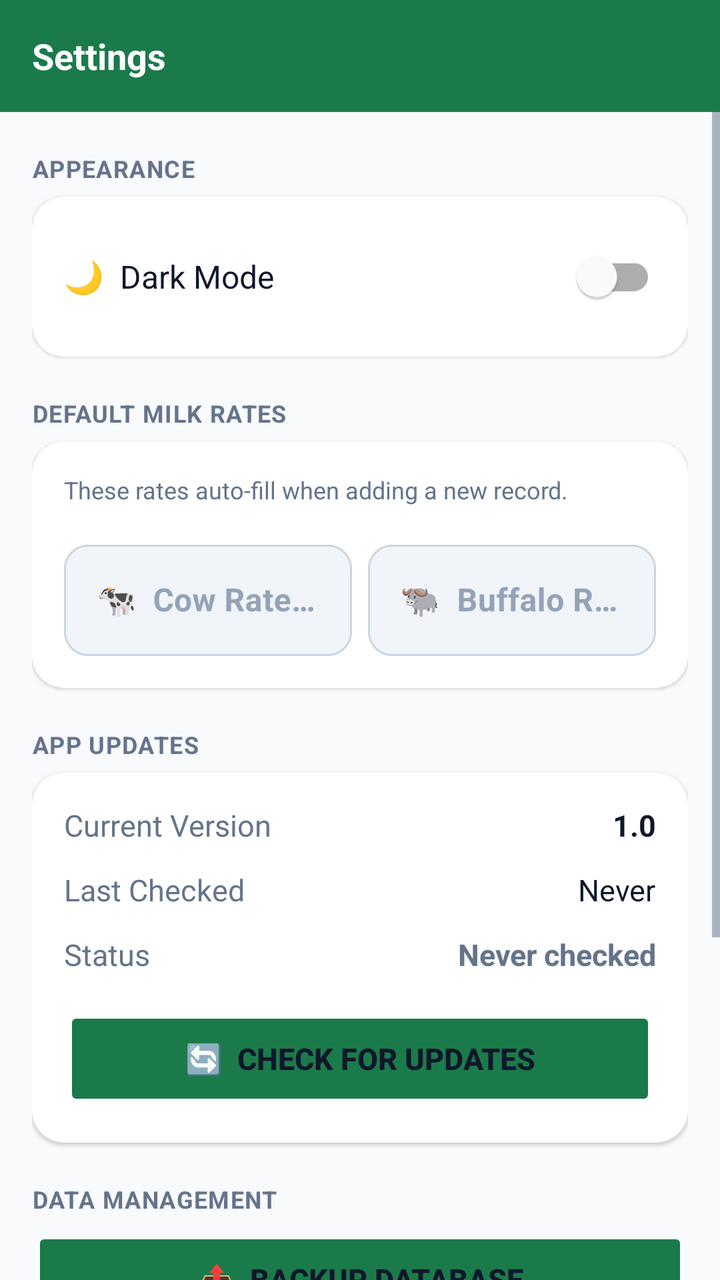
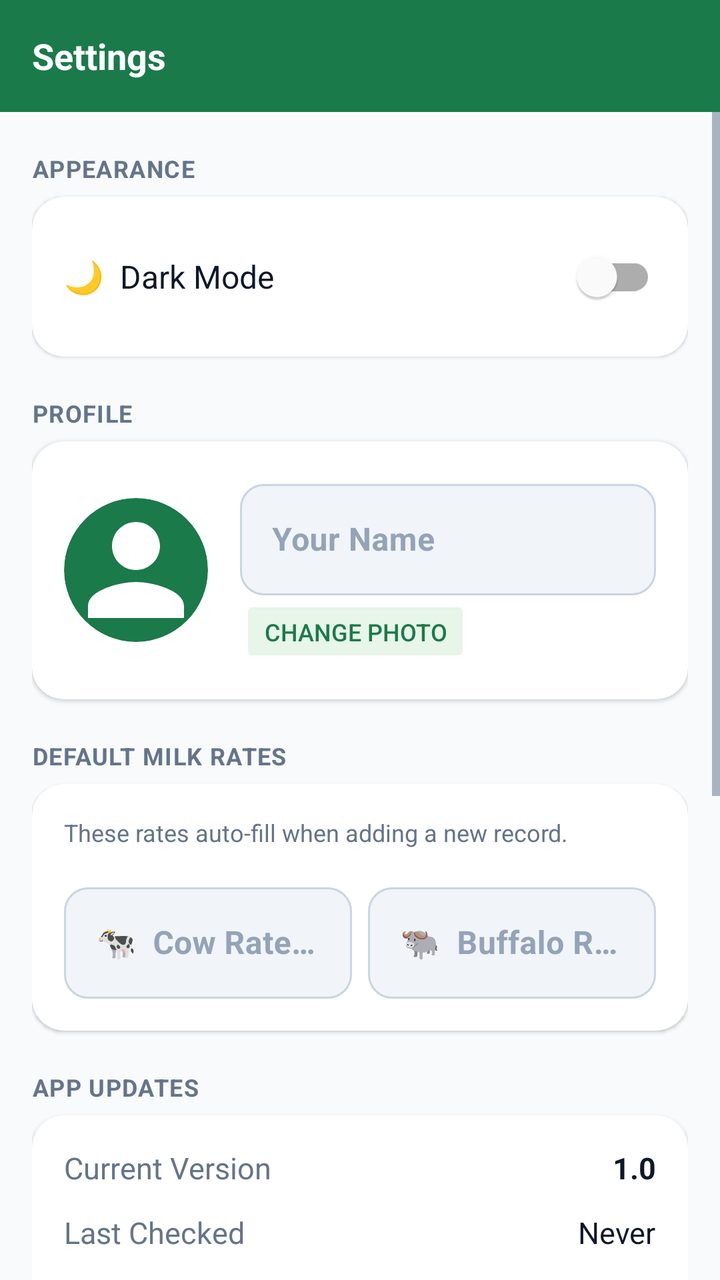

The first picture is an Android layout as it rendered before a commit; the second is the same layout after the commit. The layout source and the unified diff follow.
<!-- AndroidManifest.xml: application theme Theme.MilkDiary -->
<!-- res/layout/activity_settings.xml -->
<?xml version="1.0" encoding="utf-8"?>
<LinearLayout xmlns:android="http://schemas.android.com/apk/res/android"
    xmlns:app="http://schemas.android.com/apk/res-auto"
    android:layout_width="match_parent"
    android:layout_height="match_parent"
    android:orientation="vertical"
    android:background="@color/background">

    <com.google.android.material.appbar.MaterialToolbar
        android:id="@+id/toolbar"
        style="@style/ToolbarStyle"
        app:title="Settings" />

    <ScrollView
        android:layout_width="match_parent"
        android:layout_height="match_parent">

        <LinearLayout
            android:layout_width="match_parent"
            android:layout_height="wrap_content"
            android:orientation="vertical"
            android:padding="16dp">

            
            <TextView
                android:layout_width="match_parent"
                android:layout_height="wrap_content"
                android:text="APPEARANCE"
                style="@style/SectionLabel" />

            <androidx.cardview.widget.CardView
                android:layout_width="match_parent"
                android:layout_height="wrap_content"
                android:layout_marginBottom="16dp"
                app:cardCornerRadius="16dp"
                app:cardElevation="1dp"
                app:cardBackgroundColor="@color/card_bg">
                <LinearLayout
                    android:layout_width="match_parent"
                    android:layout_height="wrap_content"
                    android:orientation="horizontal"
                    android:padding="16dp"
                    android:gravity="center_vertical">
                    <TextView
                        android:layout_width="0dp"
                        android:layout_height="wrap_content"
                        android:layout_weight="1"
                        android:text="🌙  Dark Mode"
                        android:textSize="16sp"
                        android:textColor="@color/text_primary" />
                    <com.google.android.material.switchmaterial.SwitchMaterial
                        android:id="@+id/switchDarkMode"
                        android:layout_width="wrap_content"
                        android:layout_height="wrap_content" />
                </LinearLayout>
            </androidx.cardview.widget.CardView>

            
            <TextView
                android:layout_width="match_parent"
                android:layout_height="wrap_content"
                android:text="DEFAULT MILK RATES"
                style="@style/SectionLabel" />

            <androidx.cardview.widget.CardView
                android:layout_width="match_parent"
                android:layout_height="wrap_content"
                android:layout_marginBottom="16dp"
                app:cardCornerRadius="16dp"
                app:cardElevation="1dp"
                app:cardBackgroundColor="@color/card_bg">
                <LinearLayout
                    android:layout_width="match_parent"
                    android:layout_height="wrap_content"
                    android:orientation="vertical"
                    android:padding="16dp">
                    <TextView
                        android:layout_width="match_parent"
                        android:layout_height="wrap_content"
                        android:text="These rates auto-fill when adding a new record."
                        android:textSize="12sp"
                        android:textColor="@color/text_secondary"
                        android:paddingBottom="14dp" />
                    <LinearLayout
                        android:layout_width="match_parent"
                        android:layout_height="wrap_content"
                        android:orientation="horizontal">
                        <com.google.android.material.textfield.TextInputLayout
                            android:layout_width="0dp"
                            android:layout_height="wrap_content"
                            android:layout_weight="1"
                            android:layout_marginEnd="8dp"
                            android:hint="🐄  Cow Rate (Rs/L)"
                            style="@style/InputField">
                            <com.google.android.material.textfield.TextInputEditText
                                android:id="@+id/etDefaultCowRate"
                                android:layout_width="match_parent"
                                android:layout_height="wrap_content"
                                android:inputType="numberDecimal"
                                android:textSize="16sp"
                                android:textStyle="bold"
                                android:selectAllOnFocus="true" />
                        </com.google.android.material.textfield.TextInputLayout>
                        <com.google.android.material.textfield.TextInputLayout
                            android:layout_width="0dp"
                            android:layout_height="wrap_content"
                            android:layout_weight="1"
                            android:hint="🐃  Buffalo Rate (Rs/L)"
                            style="@style/InputField">
                            <com.google.android.material.textfield.TextInputEditText
                                android:id="@+id/etDefaultBufRate"
                                android:layout_width="match_parent"
                                android:layout_height="wrap_content"
                                android:inputType="numberDecimal"
                                android:textSize="16sp"
                                android:textStyle="bold"
                                android:selectAllOnFocus="true" />
                        </com.google.android.material.textfield.TextInputLayout>
                    </LinearLayout>
                </LinearLayout>
            </androidx.cardview.widget.CardView>

            
            <TextView
                android:layout_width="match_parent"
                android:layout_height="wrap_content"
                android:text="APP UPDATES"
                style="@style/SectionLabel" />

            <androidx.cardview.widget.CardView
                android:layout_width="match_parent"
                android:layout_height="wrap_content"
                android:layout_marginBottom="16dp"
                app:cardCornerRadius="16dp"
                app:cardElevation="1dp"
                app:cardBackgroundColor="@color/card_bg">
                <LinearLayout
                    android:layout_width="match_parent"
                    android:layout_height="wrap_content"
                    android:orientation="vertical"
                    android:padding="16dp">
                    <LinearLayout
                        android:layout_width="match_parent"
                        android:layout_height="wrap_content"
                        android:orientation="horizontal"
                        android:layout_marginBottom="12dp">
                        <TextView
                            android:layout_width="0dp"
                            android:layout_height="wrap_content"
                            android:layout_weight="1"
                            android:text="Current Version"
                            android:textColor="@color/text_secondary"
                            android:textSize="15sp" />
                        <TextView
                            android:id="@+id/tvCurrentVersion"
                            android:layout_width="wrap_content"
                            android:layout_height="wrap_content"
                            android:text="1.0"
                            android:textColor="@color/text_primary"
                            android:textSize="15sp"
                            android:textStyle="bold" />
                    </LinearLayout>
                    <LinearLayout
                        android:layout_width="match_parent"
                        android:layout_height="wrap_content"
                        android:orientation="horizontal"
                        android:layout_marginBottom="12dp">
                        <TextView
                            android:layout_width="0dp"
                            android:layout_height="wrap_content"
                            android:layout_weight="1"
                            android:text="Last Checked"
                            android:textColor="@color/text_secondary"
                            android:textSize="15sp" />
                        <TextView
                            android:id="@+id/tvLastUpdateCheck"
                            android:layout_width="wrap_content"
                            android:layout_height="wrap_content"
                            android:text="Never"
                            android:textColor="@color/text_primary"
                            android:textSize="15sp" />
                    </LinearLayout>
                    <LinearLayout
                        android:layout_width="match_parent"
                        android:layout_height="wrap_content"
                        android:orientation="horizontal"
                        android:layout_marginBottom="16dp">
                        <TextView
                            android:layout_width="0dp"
                            android:layout_height="wrap_content"
                            android:layout_weight="1"
                            android:text="Status"
                            android:textColor="@color/text_secondary"
                            android:textSize="15sp" />
                        <TextView
                            android:id="@+id/tvUpdateStatus"
                            android:layout_width="wrap_content"
                            android:layout_height="wrap_content"
                            android:text="Never checked"
                            android:textColor="@color/text_secondary"
                            android:textSize="15sp"
                            android:textStyle="bold" />
                    </LinearLayout>
                    <Button
                        android:id="@+id/btnCheckUpdates"
                        android:layout_width="match_parent"
                        android:layout_height="52dp"
                        android:text="🔄  Check for Updates"
                        android:textSize="15sp"
                        android:textStyle="bold"
                        android:backgroundTint="@color/primary"
                        app:cornerRadius="14dp"
                        android:stateListAnimator="@null" />
                </LinearLayout>
            </androidx.cardview.widget.CardView>

            
            <TextView
                android:layout_width="match_parent"
                android:layout_height="wrap_content"
                android:text="DATA MANAGEMENT"
                style="@style/SectionLabel" />

            <Button
                android:id="@+id/btnBackup"
                android:layout_width="match_parent"
                android:layout_height="52dp"
                android:layout_marginBottom="10dp"
                android:text="📤  Backup Database"
                android:textSize="15sp"
                android:textStyle="bold"
                android:backgroundTint="@color/primary"
                app:cornerRadius="14dp"
                android:stateListAnimator="@null" />

            <Button
                android:id="@+id/btnRestore"
                android:layout_width="match_parent"
                android:layout_height="52dp"
                android:layout_marginBottom="10dp"
                android:text="📥  Restore Data"
                android:textSize="15sp"
                android:textStyle="bold"
                android:backgroundTint="@color/primary_dark"
                app:cornerRadius="14dp"
                android:stateListAnimator="@null" />

            <Button
                android:id="@+id/btnExportCsv"
                android:layout_width="match_parent"
                android:layout_height="52dp"
                android:layout_marginBottom="24dp"
                android:text="📊  Export CSV"
                android:textSize="15sp"
                android:textStyle="bold"
                android:backgroundTint="@color/accent"
                app:cornerRadius="14dp"
                android:stateListAnimator="@null" />

            
            <TextView
                android:layout_width="match_parent"
                android:layout_height="wrap_content"
                android:text="Milk Diary v1.3.0  •  Fully Offline  •  Data stored on this device"
                android:gravity="center"
                android:textSize="12sp"
                android:textColor="@color/text_secondary"
                android:paddingBottom="4dp" />

            <TextView
                android:layout_width="match_parent"
                android:layout_height="wrap_content"
                android:text="@string/developer_credit"
                android:gravity="center"
                android:textSize="12sp"
                android:textStyle="bold"
                android:textColor="@color/text_hint"
                android:paddingBottom="16dp" />

        </LinearLayout>
    </ScrollView>
</LinearLayout>
<!-- resources referenced by this layout -->
<resources>
  <color name="accent">#F59E0B</color>
  <color name="background">#F8FAFC</color>
  <color name="card_bg">#FFFFFF</color>
  <color name="primary">#1B7A4A</color>
  <color name="primary_dark">#0F5C36</color>
  <color name="text_hint">#94A3B8</color>
  <color name="text_primary">#0F172A</color>
  <color name="text_secondary">#64748B</color>
  <string name="developer_credit">Developed by Nabin Thapa</string>
  <style name="InputField" parent="Widget.MaterialComponents.TextInputLayout.OutlinedBox">
          <item name="boxCornerRadiusTopStart">12dp</item>
          <item name="boxCornerRadiusTopEnd">12dp</item>
          <item name="boxCornerRadiusBottomStart">12dp</item>
          <item name="boxCornerRadiusBottomEnd">12dp</item>
          <item name="boxStrokeColor">@color/input_stroke_selector</item>
          <item name="boxBackgroundColor">@color/input_bg</item>
          <item name="hintTextColor">@color/text_secondary</item>
          <item name="android:textColorHint">@color/text_hint</item>
      </style>
  <style name="SectionLabel">
          <item name="android:layout_width">match_parent</item>
          <item name="android:layout_height">wrap_content</item>
          <item name="android:textSize">12sp</item>
          <item name="android:textColor">@color/text_secondary</item>
          <item name="android:textStyle">bold</item>
          <item name="android:letterSpacing">0.04</item>
          <item name="android:paddingBottom">6dp</item>
          <item name="android:paddingTop">4dp</item>
          <item name="android:textAllCaps">true</item>
      </style>
  <style name="ToolbarStyle" parent="Widget.MaterialComponents.Toolbar">
          <item name="android:layout_width">match_parent</item>
          <item name="android:layout_height">?attr/actionBarSize</item>
          <item name="android:background">@color/primary</item>
          <item name="titleTextColor">@color/text_on_primary</item>
          <item name="navigationIconTint">@color/text_on_primary</item>
          <item name="titleTextAppearance">@style/ToolbarTitle</item>
      </style>
  <style name="Theme.MilkDiary" parent="Theme.MaterialComponents.DayNight.NoActionBar">
          <item name="colorPrimary">@color/primary</item>
          <item name="colorPrimaryDark">@color/primary_dark</item>
          <item name="colorAccent">@color/accent</item>
          <item name="colorOnPrimary">@color/text_on_primary</item>
          <item name="android:colorBackground">@color/background</item>
          <item name="colorSurface">@color/surface</item>
          <item name="android:textColorPrimary">@color/text_primary</item>
          <item name="android:textColorSecondary">@color/text_secondary</item>
          <item name="windowActionBar">false</item>
          <item name="windowNoTitle">true</item>
          <item name="android:statusBarColor">@color/primary_dark</item>
          <item name="android:navigationBarColor">@color/background</item>
      </style>
  <color name="input_bg">#F1F5F9</color>
  <color name="text_on_primary">#FFFFFF</color>
  <style name="ToolbarTitle">
          <item name="android:textSize">18sp</item>
          <item name="android:textStyle">bold</item>
      </style>
  <color name="surface">#FFFFFF</color>
</resources>

<!-- the commit's change to res/layout/activity_settings.xml (unified diff, before → after) -->
@@ -52,6 +52,71 @@
                         android:id="@+id/switchDarkMode"
                         android:layout_width="wrap_content"
                         android:layout_height="wrap_content" />
+                </LinearLayout>
+            </androidx.cardview.widget.CardView>
+
+            
+            <TextView
+                android:layout_width="match_parent"
+                android:layout_height="wrap_content"
+                android:text="PROFILE"
+                style="@style/SectionLabel" />
+
+            <androidx.cardview.widget.CardView
+                android:layout_width="match_parent"
+                android:layout_height="wrap_content"
+                android:layout_marginBottom="16dp"
+                app:cardCornerRadius="16dp"
+                app:cardElevation="1dp"
+                app:cardBackgroundColor="@color/card_bg">
+                <LinearLayout
+                    android:layout_width="match_parent"
+                    android:layout_height="wrap_content"
+                    android:orientation="horizontal"
+                    android:padding="16dp"
+                    android:gravity="center_vertical">
+
+                    <ImageView
+                        android:id="@+id/ivProfile"
+                        android:layout_width="72dp"
+                        android:layout_height="72dp"
+                        android:src="@drawable/ic_person"
+                        android:background="@drawable/bg_profile_circle"
+                        android:scaleType="centerCrop"
+                        android:clipToOutline="true"
+                        android:contentDescription="Profile Picture" />
+
+                    <LinearLayout
+                        android:layout_width="0dp"
+                        android:layout_height="wrap_content"
+                        android:layout_weight="1"
+                        android:orientation="vertical"
+                        android:paddingStart="16dp">
+                        <com.google.android.material.textfield.TextInputLayout
+                            android:layout_width="match_parent"
+                            android:layout_height="wrap_content"
+                            android:hint="Your Name"
+                            style="@style/InputField">
+                            <com.google.android.material.textfield.TextInputEditText
+                                android:id="@+id/etProfileName"
+                                android:layout_width="match_parent"
+                                android:layout_height="wrap_content"
+                                android:inputType="textPersonName"
+                                android:imeOptions="actionDone"
+                                android:textSize="16sp"
+                                android:textStyle="bold" />
+                        </com.google.android.material.textfield.TextInputLayout>
+                        <Button
+                            android:id="@+id/btnChangePhoto"
+                            android:layout_width="wrap_content"
+                            android:layout_height="36dp"
+                            android:text="Change Photo"
+                            android:textSize="12sp"
+                            android:backgroundTint="@color/primary_light"
+                            android:textColor="@color/primary"
+                            android:stateListAnimator="@null"
+                            app:cornerRadius="18dp" />
+                    </LinearLayout>
                 </LinearLayout>
             </androidx.cardview.widget.CardView>
 
<!-- resource entries referenced after the edit -->
@@ -5,9 +5,26 @@
   <color name="card_bg">#FFFFFF</color>
   <color name="primary">#1B7A4A</color>
   <color name="primary_dark">#0F5C36</color>
+  <color name="primary_light">#E8F5E9</color>
   <color name="text_hint">#94A3B8</color>
   <color name="text_primary">#0F172A</color>
   <color name="text_secondary">#64748B</color>
+  <!-- drawable bg_profile_circle (drawable) -->
+  <shape xmlns:android="http://schemas.android.com/apk/res/android"
+      android:shape="oval">
+      <solid android:color="@color/primary" />
+      <size android:width="72dp" android:height="72dp" />
+  </shape>
+  <!-- drawable ic_person (drawable) -->
+  <vector xmlns:android="http://schemas.android.com/apk/res/android"
+      android:width="24dp"
+      android:height="24dp"
+      android:viewportWidth="24"
+      android:viewportHeight="24">
+      <path
+          android:fillColor="#FFFFFF"
+          android:pathData="M12,12c2.21,0 4,-1.79 4,-4s-1.79,-4 -4,-4 -4,1.79 -4,4 1.79,4 4,4zM12,14c-2.67,0 -8,1.34 -8,4v2h16v-2c0,-2.66 -5.33,-4 -8,-4z" />
+  </vector>
   <string name="developer_credit">Developed by Nabin Thapa</string>
   <style name="InputField" parent="Widget.MaterialComponents.TextInputLayout.OutlinedBox">
           <item name="boxCornerRadiusTopStart">12dp</item>
